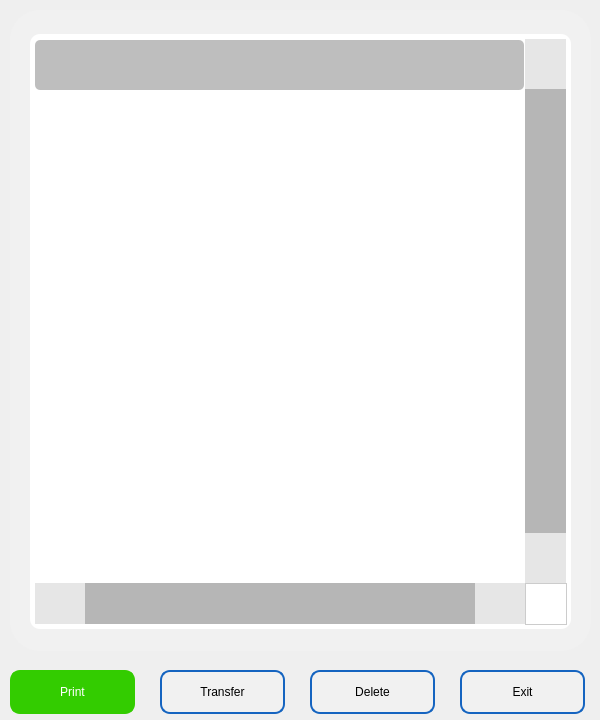
Before: the Qt Designer form pApp-22-June-2021/smemory.ui in ChandraMVE/PSSC_QT_Development, drawn with Qt 5.
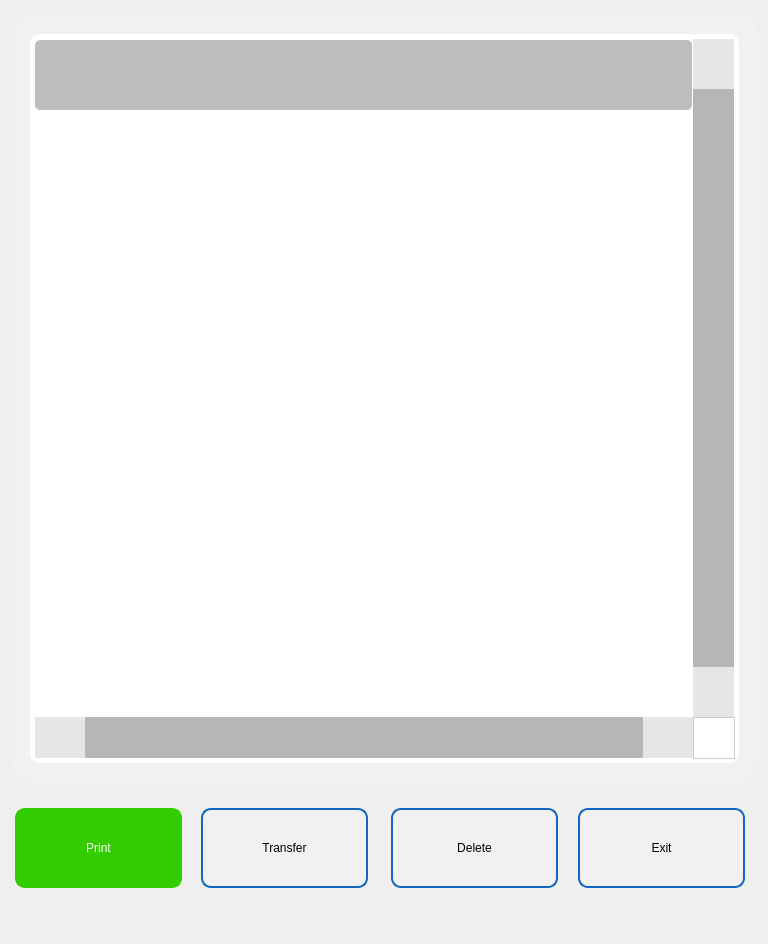
After: the same form once the commit is applied. Icons and pictures are not drawn.

Commit message: 1.scleaning.ui window resulution change 600*652 to 768*876 2.and also change label and button sizes 3.in smemory.ui change the screen resulution 600*720 to 768*944 4.and aslo change label and buttons sizes 5.in susersetup.ui  change the screen resulution 600*720 to 768*944 and change the lables and buttons sizes

What changed in the file:
```diff
--- a/pApp-22-June-2021/smemory.ui
+++ b/pApp-22-June-2021/smemory.ui
@@ -6,8 +6,8 @@
    <rect>
     <x>0</x>
     <y>0</y>
-    <width>600</width>
-    <height>720</height>
+    <width>768</width>
+    <height>944</height>
    </rect>
   </property>
   <property name="windowTitle">
@@ -19,10 +19,10 @@
   <widget class="QPushButton" name="pbTransfer">
    <property name="geometry">
     <rect>
-     <x>160</x>
-     <y>670</y>
-     <width>125</width>
-     <height>44</height>
+     <x>201</x>
+     <y>808</y>
+     <width>167</width>
+     <height>80</height>
     </rect>
    </property>
    <property name="focusPolicy">
@@ -83,10 +83,10 @@
   <widget class="QPushButton" name="pbDelete">
    <property name="geometry">
     <rect>
-     <x>310</x>
-     <y>670</y>
-     <width>125</width>
-     <height>44</height>
+     <x>391</x>
+     <y>808</y>
+     <width>167</width>
+     <height>80</height>
     </rect>
    </property>
    <property name="focusPolicy">
@@ -147,10 +147,10 @@
   <widget class="QPushButton" name="pbPrint">
    <property name="geometry">
     <rect>
-     <x>10</x>
-     <y>670</y>
-     <width>125</width>
-     <height>44</height>
+     <x>15</x>
+     <y>808</y>
+     <width>167</width>
+     <height>80</height>
     </rect>
    </property>
    <property name="focusPolicy">
@@ -213,8 +213,8 @@
     <rect>
      <x>10</x>
      <y>10</y>
-     <width>581</width>
-     <height>641</height>
+     <width>749</width>
+     <height>775</height>
     </rect>
    </property>
    <property name="styleSheet">
@@ -277,8 +277,8 @@
       <rect>
        <x>0</x>
        <y>0</y>
-       <width>581</width>
-       <height>641</height>
+       <width>749</width>
+       <height>775</height>
       </rect>
      </property>
      <property name="styleSheet">
@@ -301,8 +301,8 @@
        <rect>
         <x>20</x>
         <y>24</y>
-        <width>541</width>
-        <height>595</height>
+        <width>709</width>
+        <height>729</height>
        </rect>
       </property>
       <property name="sizePolicy">
@@ -458,8 +458,8 @@
        <rect>
         <x>21</x>
         <y>30</y>
-        <width>493</width>
-        <height>50</height>
+        <width>661</width>
+        <height>70</height>
        </rect>
       </property>
       <property name="sizePolicy">
@@ -535,10 +535,10 @@
   <widget class="QPushButton" name="pbExit">
    <property name="geometry">
     <rect>
-     <x>460</x>
-     <y>670</y>
-     <width>125</width>
-     <height>44</height>
+     <x>578</x>
+     <y>808</y>
+     <width>167</width>
+     <height>80</height>
     </rect>
    </property>
    <property name="focusPolicy">
```
The commit also changes 10 other files.
